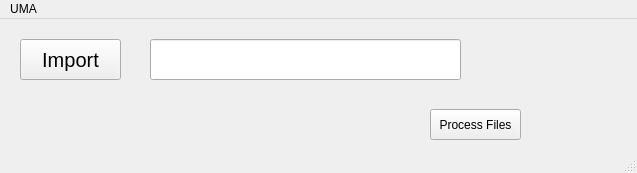
Qt form batch_insert.ui (taufikhs8401-cell/Projek-Kantor) before a commit.
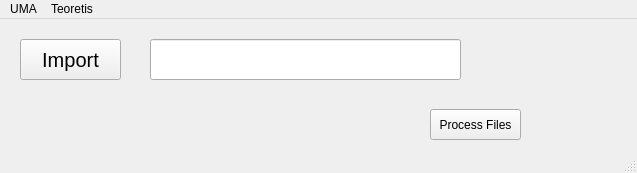
The same form after that commit.

Diff of the .ui file:
```diff
--- a/batch_insert.ui
+++ b/batch_insert.ui
@@ -65,7 +65,7 @@
      <x>0</x>
      <y>0</y>
      <width>637</width>
-     <height>18</height>
+     <height>21</height>
     </rect>
    </property>
    <widget class="QMenu" name="menuUMA">
@@ -78,7 +78,15 @@
     <addaction name="actionBatch_Insert"/>
     <addaction name="actionEXPORT"/>
    </widget>
+   <widget class="QMenu" name="menuTeoretis">
+    <property name="title">
+     <string>Teoretis</string>
+    </property>
+    <addaction name="actionDownloader_Teoretis"/>
+    <addaction name="actionEXPORT_Teoretis"/>
+   </widget>
    <addaction name="menuUMA"/>
+   <addaction name="menuTeoretis"/>
   </widget>
   <widget class="QStatusBar" name="statusbar"/>
   <action name="actionUMA">
```
Left out of the diff: 10 changed lines with no effect on the pictures.
